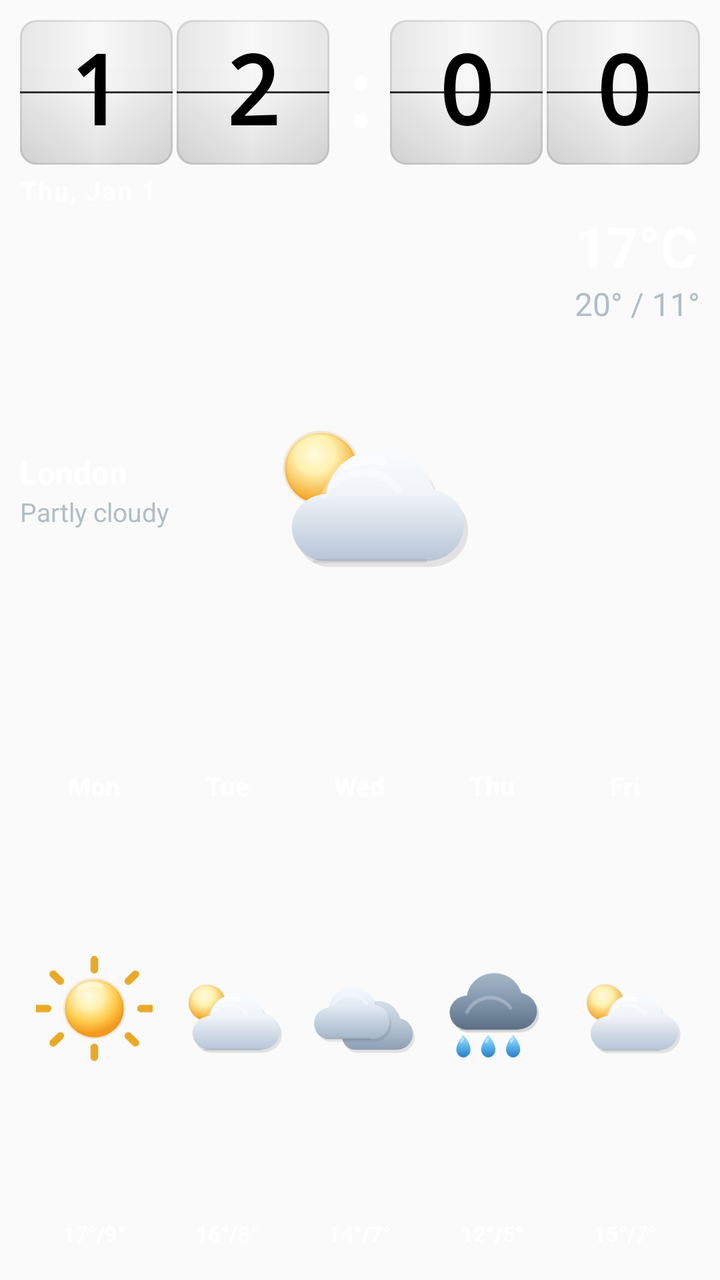
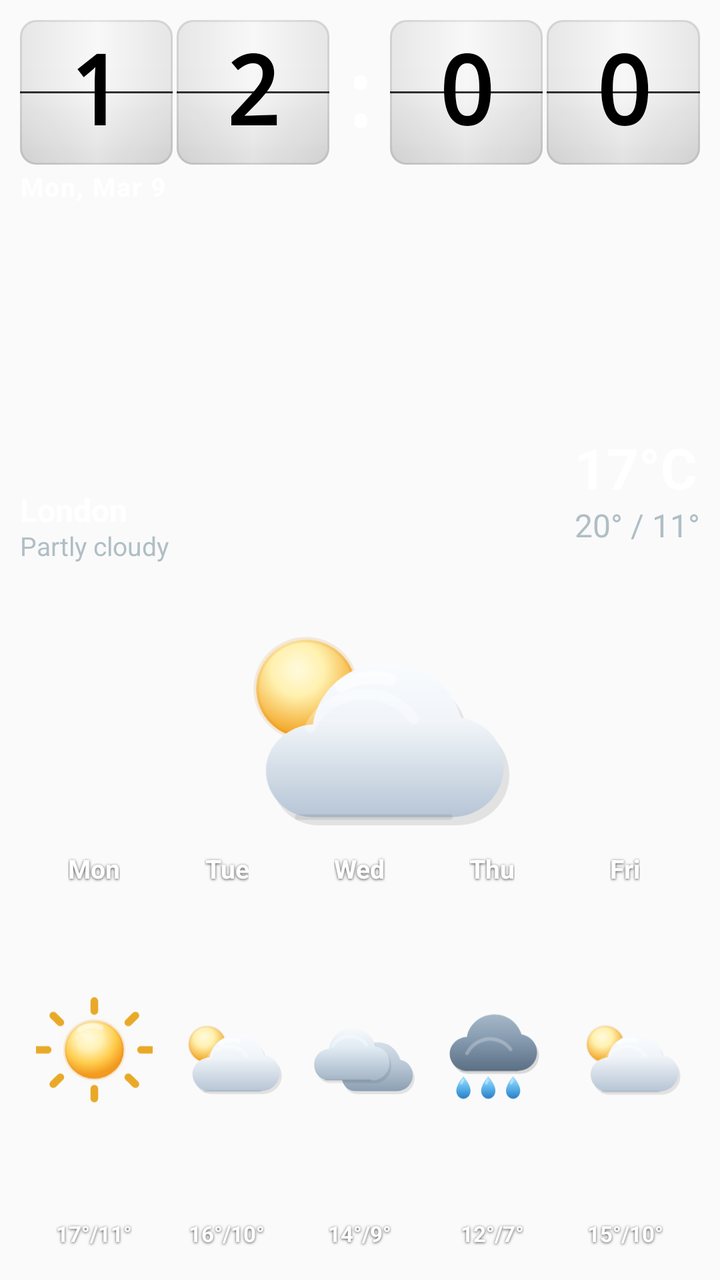

Screens rendered from an Android XML layout before and after an edit, with the pre-edit source and the edit as a unified diff.
<!-- AndroidManifest.xml: application theme Theme.ClockWeatherWidget -->
<!-- res/layout/widget_forecast_preview.xml -->
<?xml version="1.0" encoding="utf-8"?>
<LinearLayout xmlns:android="http://schemas.android.com/apk/res/android"
    xmlns:tools="http://schemas.android.com/tools"
    android:layout_width="match_parent"
    android:layout_height="match_parent"
    android:background="@android:color/transparent"
    android:orientation="vertical"
    android:padding="10dp"
    tools:ignore="HardcodedText,SmallSp,NestedWeights,DisableBaselineAlignment">

    <LinearLayout
        android:layout_width="match_parent"
        android:layout_height="0dp"
        android:layout_weight="3"
        android:background="@android:color/transparent"
        android:orientation="vertical">

        <include
            layout="@layout/widget_clock_block_preview"
            android:layout_width="match_parent"
            android:layout_height="wrap_content" />

        <TextClock
            android:layout_width="wrap_content"
            android:layout_height="wrap_content"
            android:layout_gravity="start"
            android:format12Hour="EEE, MMM d"
            android:format24Hour="EEE, MMM d"
            android:layout_marginTop="4dp"
            android:layout_marginStart="0dp"
            android:textColor="@color/widget_text_primary"
            android:textSize="13sp"
            android:textStyle="bold"
            android:letterSpacing="0.05" />

        <include
            layout="@layout/widget_weather_card_preview"
            android:layout_width="match_parent"
            android:layout_height="0dp"
            android:layout_weight="1"
            android:layout_marginTop="4dp" />
    </LinearLayout>

    <LinearLayout
        android:layout_width="match_parent"
        android:layout_height="0dp"
        android:baselineAligned="false"
        android:layout_weight="2"
        android:background="@android:color/transparent"
        android:orientation="horizontal"
        android:paddingTop="0dp"
        android:paddingBottom="4dp"
        android:paddingStart="4dp"
        android:paddingEnd="4dp">

        <LinearLayout android:layout_width="0dp" android:layout_height="match_parent" android:layout_weight="1" android:orientation="vertical" android:gravity="center_horizontal" android:padding="2dp">
            <TextView android:layout_width="wrap_content" android:layout_gravity="center_horizontal" android:layout_height="wrap_content" android:text="Mon" android:textColor="@color/widget_text_primary" android:textSize="13sp" android:textStyle="bold" android:gravity="center" />
            <ImageView android:layout_width="match_parent" android:layout_height="0dp" android:layout_weight="1" android:layout_marginTop="2dp" android:layout_marginBottom="2dp" android:src="@drawable/ic_widget_weather_clear_day" android:contentDescription="@null" android:padding="2dp" android:scaleType="fitCenter" />
            <TextView android:layout_width="wrap_content" android:layout_gravity="center_horizontal" android:layout_height="wrap_content" android:text="17°/9°" android:textColor="@color/widget_text_primary" android:textSize="11sp" android:textStyle="bold" android:gravity="center" />
        </LinearLayout>

        <LinearLayout android:layout_width="0dp" android:layout_height="match_parent" android:layout_weight="1" android:orientation="vertical" android:gravity="center_horizontal" android:padding="2dp">
            <TextView android:layout_width="wrap_content" android:layout_gravity="center_horizontal" android:layout_height="wrap_content" android:text="Tue" android:textColor="@color/widget_text_primary" android:textSize="13sp" android:textStyle="bold" android:gravity="center" />
            <ImageView android:layout_width="match_parent" android:layout_height="0dp" android:layout_weight="1" android:layout_marginTop="2dp" android:layout_marginBottom="2dp" android:src="@drawable/ic_widget_weather_partly_cloudy_day" android:contentDescription="@null" android:padding="2dp" android:scaleType="fitCenter" />
            <TextView android:layout_width="wrap_content" android:layout_gravity="center_horizontal" android:layout_height="wrap_content" android:text="16°/8°" android:textColor="@color/widget_text_primary" android:textSize="11sp" android:textStyle="bold" android:gravity="center" />
        </LinearLayout>

        <LinearLayout android:layout_width="0dp" android:layout_height="match_parent" android:layout_weight="1" android:orientation="vertical" android:gravity="center_horizontal" android:padding="2dp">
            <TextView android:layout_width="wrap_content" android:layout_gravity="center_horizontal" android:layout_height="wrap_content" android:text="Wed" android:textColor="@color/widget_text_primary" android:textSize="13sp" android:textStyle="bold" android:gravity="center" />
            <ImageView android:layout_width="match_parent" android:layout_height="0dp" android:layout_weight="1" android:layout_marginTop="2dp" android:layout_marginBottom="2dp" android:src="@drawable/ic_widget_weather_cloudy" android:contentDescription="@null" android:padding="2dp" android:scaleType="fitCenter" />
            <TextView android:layout_width="wrap_content" android:layout_gravity="center_horizontal" android:layout_height="wrap_content" android:text="14°/7°" android:textColor="@color/widget_text_primary" android:textSize="11sp" android:textStyle="bold" android:gravity="center" />
        </LinearLayout>

        <LinearLayout android:layout_width="0dp" android:layout_height="match_parent" android:layout_weight="1" android:orientation="vertical" android:gravity="center_horizontal" android:padding="2dp">
            <TextView android:layout_width="wrap_content" android:layout_gravity="center_horizontal" android:layout_height="wrap_content" android:text="Thu" android:textColor="@color/widget_text_primary" android:textSize="13sp" android:textStyle="bold" android:gravity="center" />
            <ImageView android:layout_width="match_parent" android:layout_height="0dp" android:layout_weight="1" android:layout_marginTop="2dp" android:layout_marginBottom="2dp" android:src="@drawable/ic_widget_weather_rain" android:contentDescription="@null" android:padding="2dp" android:scaleType="fitCenter" />
            <TextView android:layout_width="wrap_content" android:layout_gravity="center_horizontal" android:layout_height="wrap_content" android:text="12°/5°" android:textColor="@color/widget_text_primary" android:textSize="11sp" android:textStyle="bold" android:gravity="center" />
        </LinearLayout>

        <LinearLayout android:layout_width="0dp" android:layout_height="match_parent" android:layout_weight="1" android:orientation="vertical" android:gravity="center_horizontal" android:padding="2dp">
            <TextView android:layout_width="wrap_content" android:layout_gravity="center_horizontal" android:layout_height="wrap_content" android:text="Fri" android:textColor="@color/widget_text_primary" android:textSize="13sp" android:textStyle="bold" android:gravity="center" />
            <ImageView android:layout_width="match_parent" android:layout_height="0dp" android:layout_weight="1" android:layout_marginTop="2dp" android:layout_marginBottom="2dp" android:src="@drawable/ic_widget_weather_partly_cloudy_day" android:contentDescription="@null" android:padding="2dp" android:scaleType="fitCenter" />
            <TextView android:layout_width="wrap_content" android:layout_gravity="center_horizontal" android:layout_height="wrap_content" android:text="15°/7°" android:textColor="@color/widget_text_primary" android:textSize="11sp" android:textStyle="bold" android:gravity="center" />
        </LinearLayout>
    </LinearLayout>

</LinearLayout>
<!-- res/layout/widget_clock_block_preview.xml (included above) -->
﻿<?xml version="1.0" encoding="utf-8"?>

<LinearLayout xmlns:android="http://schemas.android.com/apk/res/android"
    xmlns:tools="http://schemas.android.com/tools"
    android:layout_width="match_parent"
    android:layout_height="wrap_content"
    android:gravity="center_vertical"
    android:orientation="horizontal"
    tools:ignore="HardcodedText">

    <FrameLayout
        android:layout_width="0dp"
        android:layout_height="wrap_content"
        android:layout_weight="2">

        <LinearLayout
            android:layout_width="match_parent"
            android:layout_height="wrap_content"
            android:orientation="horizontal">

            <FrameLayout
                android:layout_width="0dp"
                android:layout_height="wrap_content"
                android:layout_weight="1">

                <TextView
                    android:layout_width="match_parent"
                    android:layout_height="wrap_content"
                    android:background="@drawable/flip_digit_bg_light"
                    android:fontFamily="monospace"
                    android:gravity="center"
                    android:includeFontPadding="false"
                    android:padding="8dp"
                    android:text="1"
                    android:textColor="@color/flip_digit_text_light"
                    android:textSize="48sp"
                    android:textStyle="bold" />

                <FrameLayout
                    android:layout_width="match_parent"
                    android:layout_height="1dp"
                    android:layout_gravity="center_vertical"
                    android:background="@drawable/flip_hinge_line" />
            </FrameLayout>

            <FrameLayout
                android:layout_width="0dp"
                android:layout_height="wrap_content"
                android:layout_marginStart="@dimen/flip_digit_gap"
                android:layout_weight="1">

                <TextView
                    android:layout_width="match_parent"
                    android:layout_height="wrap_content"
                    android:background="@drawable/flip_digit_bg_light"
                    android:fontFamily="monospace"
                    android:gravity="center"
                    android:includeFontPadding="false"
                    android:padding="8dp"
                    android:text="2"
                    android:textColor="@color/flip_digit_text_light"
                    android:textSize="48sp"
                    android:textStyle="bold" />

                <FrameLayout
                    android:layout_width="match_parent"
                    android:layout_height="1dp"
                    android:layout_gravity="center_vertical"
                    android:background="@drawable/flip_hinge_line" />
            </FrameLayout>
        </LinearLayout>
    </FrameLayout>

    <TextView
        android:layout_width="wrap_content"
        android:layout_height="wrap_content"
        android:layout_marginStart="@dimen/flip_digit_gap"
        android:layout_marginEnd="@dimen/flip_digit_gap"
        android:fontFamily="monospace"
        android:gravity="center"
        android:text=":"
        android:textColor="@android:color/white"
        android:textSize="44sp"
        android:textStyle="bold" />

    <FrameLayout
        android:layout_width="0dp"
        android:layout_height="wrap_content"
        android:layout_weight="2">

        <LinearLayout
            android:layout_width="match_parent"
            android:layout_height="wrap_content"
            android:orientation="horizontal">

            <FrameLayout
                android:layout_width="0dp"
                android:layout_height="wrap_content"
                android:layout_weight="1">

                <TextView
                    android:layout_width="match_parent"
                    android:layout_height="wrap_content"
                    android:background="@drawable/flip_digit_bg_light"
                    android:fontFamily="monospace"
                    android:gravity="center"
                    android:includeFontPadding="false"
                    android:padding="8dp"
                    android:text="0"
                    android:textColor="@color/flip_digit_text_light"
                    android:textSize="48sp"
                    android:textStyle="bold" />

                <FrameLayout
                    android:layout_width="match_parent"
                    android:layout_height="1dp"
                    android:layout_gravity="center_vertical"
                    android:background="@drawable/flip_hinge_line" />
            </FrameLayout>

            <FrameLayout
                android:layout_width="0dp"
                android:layout_height="wrap_content"
                android:layout_marginStart="@dimen/flip_digit_gap"
                android:layout_weight="1">

                <TextView
                    android:layout_width="match_parent"
                    android:layout_height="wrap_content"
                    android:background="@drawable/flip_digit_bg_light"
                    android:fontFamily="monospace"
                    android:gravity="center"
                    android:includeFontPadding="false"
                    android:padding="8dp"
                    android:text="0"
                    android:textColor="@color/flip_digit_text_light"
                    android:textSize="48sp"
                    android:textStyle="bold" />

                <FrameLayout
                    android:layout_width="match_parent"
                    android:layout_height="1dp"
                    android:layout_gravity="center_vertical"
                    android:background="@drawable/flip_hinge_line" />
            </FrameLayout>
        </LinearLayout>
    </FrameLayout>

</LinearLayout>
<!-- res/layout/widget_weather_card_preview.xml (included above) -->
<?xml version="1.0" encoding="utf-8"?>
<FrameLayout xmlns:android="http://schemas.android.com/apk/res/android"
    xmlns:tools="http://schemas.android.com/tools"
    android:layout_width="match_parent"
    android:layout_height="wrap_content"
    android:minHeight="72dp"
    android:background="@android:color/transparent"
    android:clipChildren="false"
    android:clipToPadding="false"
    tools:ignore="HardcodedText">

    <ImageView
        android:layout_width="140dp"
        android:layout_height="90dp"
        android:layout_gravity="center"
        android:paddingBottom="6dp"
        android:contentDescription="@null"
        android:scaleType="fitCenter"
        android:src="@drawable/ic_widget_weather_partly_cloudy_day" />

    
    <LinearLayout
        android:layout_width="wrap_content"
        android:layout_height="wrap_content"
        android:layout_gravity="start|center_vertical"
        android:orientation="vertical">

        <TextView
            android:layout_width="wrap_content"
            android:layout_height="wrap_content"
            android:ellipsize="end"
            android:maxWidth="132dp"
            android:maxLines="1"
            android:text="London"
            android:textColor="@color/widget_text_primary"
            android:textSize="16sp"
            android:textStyle="bold" />

        <TextView
            android:layout_width="wrap_content"
            android:layout_height="wrap_content"
            android:ellipsize="end"
            android:maxLines="1"
            android:text="Partly cloudy"
            android:textColor="@color/widget_text_secondary"
            android:textSize="13sp" />
    </LinearLayout>

    
    <LinearLayout
        android:layout_width="wrap_content"
        android:layout_height="wrap_content"
        android:layout_gravity="end|top"
        android:orientation="vertical">

        <TextView
            android:layout_width="wrap_content"
            android:layout_height="wrap_content"
            android:gravity="end"
            android:includeFontPadding="false"
            android:text="17°C"
            android:textColor="@color/widget_text_primary"
            android:textSize="28sp"
            android:textStyle="bold" />

        <TextView
            android:layout_width="wrap_content"
            android:layout_height="wrap_content"
            android:layout_marginTop="2dp"
            android:gravity="end"
            android:includeFontPadding="false"
            android:text="20° / 11°"
            android:textColor="@color/widget_text_secondary"
            android:textSize="16sp" />
    </LinearLayout>
</FrameLayout>
<!-- resources referenced by this layout -->
<resources>
  <color name="flip_digit_text_light">#000000</color>
  <color name="widget_text_primary">#FFFFFF</color>
  <color name="widget_text_secondary">#B0BEC5</color>
  <dimen name="flip_digit_gap">2dp</dimen>
  <!-- drawable flip_digit_bg_light (drawable) -->
  <?xml version="1.0" encoding="utf-8"?>
  <layer-list xmlns:android="http://schemas.android.com/apk/res/android">
  	<item>
  		<shape android:shape="rectangle">
  			<solid android:color="@color/flip_tile_light_base" />
  			<corners android:radius="8dp" />
  		</shape>
  	</item>
  
  	<item>
  		<shape android:shape="rectangle">
  			<gradient
  				android:angle="270"
  				android:startColor="@color/flip_tile_light_highlight_start"
  				android:centerColor="@color/flip_tile_light_highlight_center"
  				android:centerY="0.46"
  				android:endColor="@color/flip_tile_light_highlight_end" />
  			<corners android:radius="8dp" />
  		</shape>
  	</item>
  
  	<item>
  		<shape android:shape="rectangle">
  			<gradient
  				android:angle="0"
  				android:startColor="@color/flip_tile_light_side_shade"
  				android:centerColor="@android:color/transparent"
  				android:centerX="0.50"
  				android:endColor="@color/flip_tile_light_side_shade" />
  			<corners android:radius="8dp" />
  		</shape>
  	</item>
  
  	<item>
  		<shape android:shape="rectangle">
  			<stroke
  				android:width="1dp"
  				android:color="@color/flip_tile_light_border" />
  			<corners android:radius="8dp" />
  		</shape>
  	</item>
  </layer-list>
  <!-- drawable flip_hinge_line (drawable) -->
  <?xml version="1.0" encoding="utf-8"?>
  <layer-list xmlns:android="http://schemas.android.com/apk/res/android">
      
      <item>
          <shape android:shape="rectangle">
              <solid android:color="@color/flip_hinge_shadow" />
          </shape>
      </item>
      
      <item android:top="1dp">
          <shape android:shape="rectangle">
              <solid android:color="@color/flip_hinge_highlight" />
          </shape>
      </item>
  </layer-list>
  <!-- drawable ic_widget_weather_clear_day: vector/xml drawable (drawable, 2332 chars, omitted) -->
  <!-- drawable ic_widget_weather_cloudy: vector/xml drawable (drawable, 2537 chars, omitted) -->
  <!-- drawable ic_widget_weather_partly_cloudy_day: vector/xml drawable (drawable, 2734 chars, omitted) -->
  <!-- drawable ic_widget_weather_rain: vector/xml drawable (drawable, 3647 chars, omitted) -->
  <style name="Theme.ClockWeatherWidget" parent="Theme.AppCompat.Light.NoActionBar">
          <item name="colorPrimary">@color/primary</item>
          <item name="android:statusBarColor">@color/primary</item>
      </style>
  <color name="flip_tile_light_base">#F7F7F7</color>
  <color name="flip_tile_light_highlight_start">#30FFFFFF</color>
  <color name="flip_tile_light_highlight_center">#14FFFFFF</color>
  <color name="flip_tile_light_highlight_end">#16000000</color>
  <color name="flip_tile_light_side_shade">#12000000</color>
  <color name="flip_tile_light_border">#16000000</color>
  <color name="flip_hinge_shadow">#CC000000</color>
  <color name="flip_hinge_highlight">#28FFFFFF</color>
  <color name="primary">#1565C0</color>
</resources>

<!-- the commit's change to res/layout/widget_forecast_preview.xml (unified diff, before → after) -->
@@ -4,6 +4,8 @@
     android:layout_width="match_parent"
     android:layout_height="match_parent"
     android:background="@android:color/transparent"
+    android:clipChildren="false"
+    android:clipToPadding="false"
     android:orientation="vertical"
     android:padding="10dp"
     tools:ignore="HardcodedText,SmallSp,NestedWeights,DisableBaselineAlignment">
@@ -11,8 +13,10 @@
     <LinearLayout
         android:layout_width="match_parent"
         android:layout_height="0dp"
-        android:layout_weight="3"
+        android:layout_weight="4"
         android:background="@android:color/transparent"
+        android:clipChildren="false"
+        android:clipToPadding="false"
         android:orientation="vertical">
 
         <include
@@ -20,14 +24,13 @@
             android:layout_width="match_parent"
             android:layout_height="wrap_content" />
 
-        <TextClock
+        <TextView
             android:layout_width="wrap_content"
             android:layout_height="wrap_content"
             android:layout_gravity="start"
-            android:format12Hour="EEE, MMM d"
-            android:format24Hour="EEE, MMM d"
-            android:layout_marginTop="4dp"
+            android:layout_marginTop="2dp"
             android:layout_marginStart="0dp"
+            android:text="Mon, Mar 9"
             android:textColor="@color/widget_text_primary"
             android:textSize="13sp"
             android:textStyle="bold"
@@ -38,7 +41,7 @@
             android:layout_width="match_parent"
             android:layout_height="0dp"
             android:layout_weight="1"
-            android:layout_marginTop="4dp" />
+            android:layout_marginTop="2dp" />
     </LinearLayout>
 
     <LinearLayout
@@ -54,33 +57,33 @@
         android:paddingEnd="4dp">
 
         <LinearLayout android:layout_width="0dp" android:layout_height="match_parent" android:layout_weight="1" android:orientation="vertical" android:gravity="center_horizontal" android:padding="2dp">
-            <TextView android:layout_width="wrap_content" android:layout_gravity="center_horizontal" android:layout_height="wrap_content" android:text="Mon" android:textColor="@color/widget_text_primary" android:textSize="13sp" android:textStyle="bold" android:gravity="center" />
+            <TextView android:layout_width="wrap_content" android:layout_gravity="center_horizontal" android:layout_height="wrap_content" android:text="Mon" android:textColor="@color/widget_text_primary" android:textSize="13sp" android:textStyle="bold" android:gravity="center" android:shadowColor="#B3000000" android:shadowDx="0" android:shadowDy="1" android:shadowRadius="3" />
             <ImageView android:layout_width="match_parent" android:layout_height="0dp" android:layout_weight="1" android:layout_marginTop="2dp" android:layout_marginBottom="2dp" android:src="@drawable/ic_widget_weather_clear_day" android:contentDescription="@null" android:padding="2dp" android:scaleType="fitCenter" />
-            <TextView android:layout_width="wrap_content" android:layout_gravity="center_horizontal" android:layout_height="wrap_content" android:text="17°/9°" android:textColor="@color/widget_text_primary" android:textSize="11sp" android:textStyle="bold" android:gravity="center" />
-        </LinearLayout>
-
-        <LinearLayout android:layout_width="0dp" android:layout_height="match_parent" android:layout_weight="1" android:orientation="vertical" android:gravity="center_horizontal" android:padding="2dp">
-            <TextView android:layout_width="wrap_content" android:layout_gravity="center_horizontal" android:layout_height="wrap_content" android:text="Tue" android:textColor="@color/widget_text_primary" android:textSize="13sp" android:textStyle="bold" android:gravity="center" />
+            <TextView android:layout_width="wrap_content" android:layout_gravity="center_horizontal" android:layout_height="wrap_content" android:text="17°/11°" android:textColor="@color/widget_text_primary" android:textSize="11sp" android:textStyle="bold" android:gravity="center" android:shadowColor="#B3000000" android:shadowDx="0" android:shadowDy="1" android:shadowRadius="3" />
+        </LinearLayout>
+
+        <LinearLayout android:layout_width="0dp" android:layout_height="match_parent" android:layout_weight="1" android:orientation="vertical" android:gravity="center_horizontal" android:padding="2dp">
+            <TextView android:layout_width="wrap_content" android:layout_gravity="center_horizontal" android:layout_height="wrap_content" android:text="Tue" android:textColor="@color/widget_text_primary" android:textSize="13sp" android:textStyle="bold" android:gravity="center" android:shadowColor="#B3000000" android:shadowDx="0" android:shadowDy="1" android:shadowRadius="3" />
             <ImageView android:layout_width="match_parent" android:layout_height="0dp" android:layout_weight="1" android:layout_marginTop="2dp" android:layout_marginBottom="2dp" android:src="@drawable/ic_widget_weather_partly_cloudy_day" android:contentDescription="@null" android:padding="2dp" android:scaleType="fitCenter" />
-            <TextView android:layout_width="wrap_content" android:layout_gravity="center_horizontal" android:layout_height="wrap_content" android:text="16°/8°" android:textColor="@color/widget_text_primary" android:textSize="11sp" android:textStyle="bold" android:gravity="center" />
-        </LinearLayout>
-
-        <LinearLayout android:layout_width="0dp" android:layout_height="match_parent" android:layout_weight="1" android:orientation="vertical" android:gravity="center_horizontal" android:padding="2dp">
-            <TextView android:layout_width="wrap_content" android:layout_gravity="center_horizontal" android:layout_height="wrap_content" android:text="Wed" android:textColor="@color/widget_text_primary" android:textSize="13sp" android:textStyle="bold" android:gravity="center" />
+            <TextView android:layout_width="wrap_content" android:layout_gravity="center_horizontal" android:layout_height="wrap_content" android:text="16°/10°" android:textColor="@color/widget_text_primary" android:textSize="11sp" android:textStyle="bold" android:gravity="center" android:shadowColor="#B3000000" android:shadowDx="0" android:shadowDy="1" android:shadowRadius="3" />
+        </LinearLayout>
+
+        <LinearLayout android:layout_width="0dp" android:layout_height="match_parent" android:layout_weight="1" android:orientation="vertical" android:gravity="center_horizontal" android:padding="2dp">
+            <TextView android:layout_width="wrap_content" android:layout_gravity="center_horizontal" android:layout_height="wrap_content" android:text="Wed" android:textColor="@color/widget_text_primary" android:textSize="13sp" android:textStyle="bold" android:gravity="center" android:shadowColor="#B3000000" android:shadowDx="0" android:shadowDy="1" android:shadowRadius="3" />
             <ImageView android:layout_width="match_parent" android:layout_height="0dp" android:layout_weight="1" android:layout_marginTop="2dp" android:layout_marginBottom="2dp" android:src="@drawable/ic_widget_weather_cloudy" android:contentDescription="@null" android:padding="2dp" android:scaleType="fitCenter" />
-            <TextView android:layout_width="wrap_content" android:layout_gravity="center_horizontal" android:layout_height="wrap_content" android:text="14°/7°" android:textColor="@color/widget_text_primary" android:textSize="11sp" android:textStyle="bold" android:gravity="center" />
-        </LinearLayout>
-
-        <LinearLayout android:layout_width="0dp" android:layout_height="match_parent" android:layout_weight="1" android:orientation="vertical" android:gravity="center_horizontal" android:padding="2dp">
-            <TextView android:layout_width="wrap_content" android:layout_gravity="center_horizontal" android:layout_height="wrap_content" android:text="Thu" android:textColor="@color/widget_text_primary" android:textSize="13sp" android:textStyle="bold" android:gravity="center" />
+            <TextView android:layout_width="wrap_content" android:layout_gravity="center_horizontal" android:layout_height="wrap_content" android:text="14°/9°" android:textColor="@color/widget_text_primary" android:textSize="11sp" android:textStyle="bold" android:gravity="center" android:shadowColor="#B3000000" android:shadowDx="0" android:shadowDy="1" android:shadowRadius="3" />
+        </LinearLayout>
+
+        <LinearLayout android:layout_width="0dp" android:layout_height="match_parent" android:layout_weight="1" android:orientation="vertical" android:gravity="center_horizontal" android:padding="2dp">
+            <TextView android:layout_width="wrap_content" android:layout_gravity="center_horizontal" android:layout_height="wrap_content" android:text="Thu" android:textColor="@color/widget_text_primary" android:textSize="13sp" android:textStyle="bold" android:gravity="center" android:shadowColor="#B3000000" android:shadowDx="0" android:shadowDy="1" android:shadowRadius="3" />
             <ImageView android:layout_width="match_parent" android:layout_height="0dp" android:layout_weight="1" android:layout_marginTop="2dp" android:layout_marginBottom="2dp" android:src="@drawable/ic_widget_weather_rain" android:contentDescription="@null" android:padding="2dp" android:scaleType="fitCenter" />
-            <TextView android:layout_width="wrap_content" android:layout_gravity="center_horizontal" android:layout_height="wrap_content" android:text="12°/5°" android:textColor="@color/widget_text_primary" android:textSize="11sp" android:textStyle="bold" android:gravity="center" />
-        </LinearLayout>
-
-        <LinearLayout android:layout_width="0dp" android:layout_height="match_parent" android:layout_weight="1" android:orientation="vertical" android:gravity="center_horizontal" android:padding="2dp">
-            <TextView android:layout_width="wrap_content" android:layout_gravity="center_horizontal" android:layout_height="wrap_content" android:text="Fri" android:textColor="@color/widget_text_primary" android:textSize="13sp" android:textStyle="bold" android:gravity="center" />
+            <TextView android:layout_width="wrap_content" android:layout_gravity="center_horizontal" android:layout_height="wrap_content" android:text="12°/7°" android:textColor="@color/widget_text_primary" android:textSize="11sp" android:textStyle="bold" android:gravity="center" android:shadowColor="#B3000000" android:shadowDx="0" android:shadowDy="1" android:shadowRadius="3" />
+        </LinearLayout>
+
+        <LinearLayout android:layout_width="0dp" android:layout_height="match_parent" android:layout_weight="1" android:orientation="vertical" android:gravity="center_horizontal" android:padding="2dp">
+            <TextView android:layout_width="wrap_content" android:layout_gravity="center_horizontal" android:layout_height="wrap_content" android:text="Fri" android:textColor="@color/widget_text_primary" android:textSize="13sp" android:textStyle="bold" android:gravity="center" android:shadowColor="#B3000000" android:shadowDx="0" android:shadowDy="1" android:shadowRadius="3" />
             <ImageView android:layout_width="match_parent" android:layout_height="0dp" android:layout_weight="1" android:layout_marginTop="2dp" android:layout_marginBottom="2dp" android:src="@drawable/ic_widget_weather_partly_cloudy_day" android:contentDescription="@null" android:padding="2dp" android:scaleType="fitCenter" />
-            <TextView android:layout_width="wrap_content" android:layout_gravity="center_horizontal" android:layout_height="wrap_content" android:text="15°/7°" android:textColor="@color/widget_text_primary" android:textSize="11sp" android:textStyle="bold" android:gravity="center" />
+            <TextView android:layout_width="wrap_content" android:layout_gravity="center_horizontal" android:layout_height="wrap_content" android:text="15°/10°" android:textColor="@color/widget_text_primary" android:textSize="11sp" android:textStyle="bold" android:gravity="center" android:shadowColor="#B3000000" android:shadowDx="0" android:shadowDy="1" android:shadowRadius="3" />
         </LinearLayout>
     </LinearLayout>
 
@@ -248,10 +251,10 @@
     tools:ignore="HardcodedText">
 
     <ImageView
-        android:layout_width="140dp"
-        android:layout_height="90dp"
-        android:layout_gravity="center"
-        android:paddingBottom="6dp"
+        android:layout_width="196dp"
+        android:layout_height="126dp"
+        android:layout_gravity="bottom|center_horizontal"
+        android:paddingBottom="10dp"
         android:contentDescription="@null"
         android:scaleType="fitCenter"
         android:src="@drawable/ic_widget_weather_partly_cloudy_day" />
@@ -267,6 +270,7 @@
             android:layout_width="wrap_content"
             android:layout_height="wrap_content"
             android:ellipsize="end"
+            android:includeFontPadding="false"
             android:maxWidth="132dp"
             android:maxLines="1"
             android:text="London"
@@ -278,6 +282,8 @@
             android:layout_width="wrap_content"
             android:layout_height="wrap_content"
             android:ellipsize="end"
+            android:includeFontPadding="false"
+            android:layout_marginTop="1dp"
             android:maxLines="1"
             android:text="Partly cloudy"
             android:textColor="@color/widget_text_secondary"
@@ -288,7 +294,8 @@
     <LinearLayout
         android:layout_width="wrap_content"
         android:layout_height="wrap_content"
-        android:layout_gravity="end|top"
+        android:layout_gravity="end|center_vertical"
+        android:layout_marginBottom="18dp"
         android:orientation="vertical">
 
         <TextView
